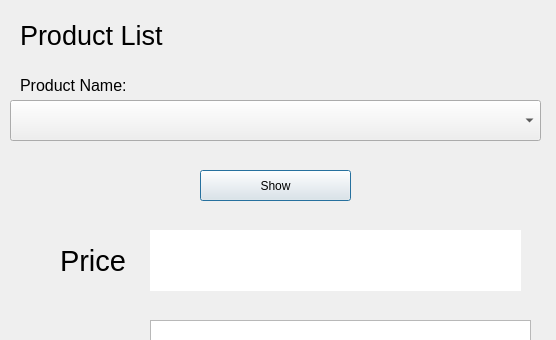
The window that UI/ProductList.ui (rishav-karanjit/WatchMen-keep-track-of-your-shopping-list) describes before a commit, drawn with Qt 5; both pictures show x 0 to 556 and y 0 to 340 of the 556 by 505 pixel window.
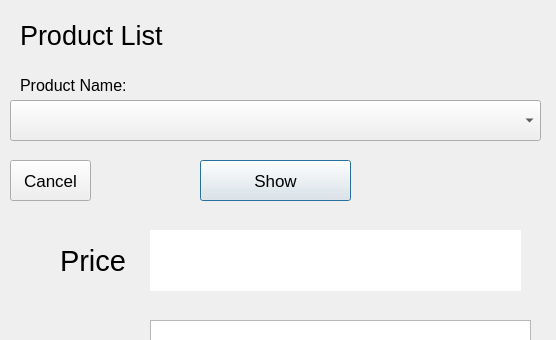
The same window after the commit.

Patch:
```diff
--- a/UI/ProductList.ui
+++ b/UI/ProductList.ui
@@ -63,11 +63,16 @@
    <property name="geometry">
     <rect>
      <x>200</x>
-     <y>170</y>
+     <y>160</y>
      <width>151</width>
-     <height>31</height>
+     <height>41</height>
     </rect>
    </property>
+   <property name="font">
+    <font>
+     <pointsize>13</pointsize>
+    </font>
+   </property>
    <property name="text">
     <string>Show</string>
    </property>
@@ -589,6 +594,24 @@
     <string>URL</string>
    </property>
   </widget>
+  <widget class="QPushButton" name="Cancel">
+   <property name="geometry">
+    <rect>
+     <x>10</x>
+     <y>160</y>
+     <width>81</width>
+     <height>41</height>
+    </rect>
+   </property>
+   <property name="font">
+    <font>
+     <pointsize>13</pointsize>
+    </font>
+   </property>
+   <property name="text">
+    <string>Cancel</string>
+   </property>
+  </widget>
  </widget>
  <resources/>
  <connections/>
```
